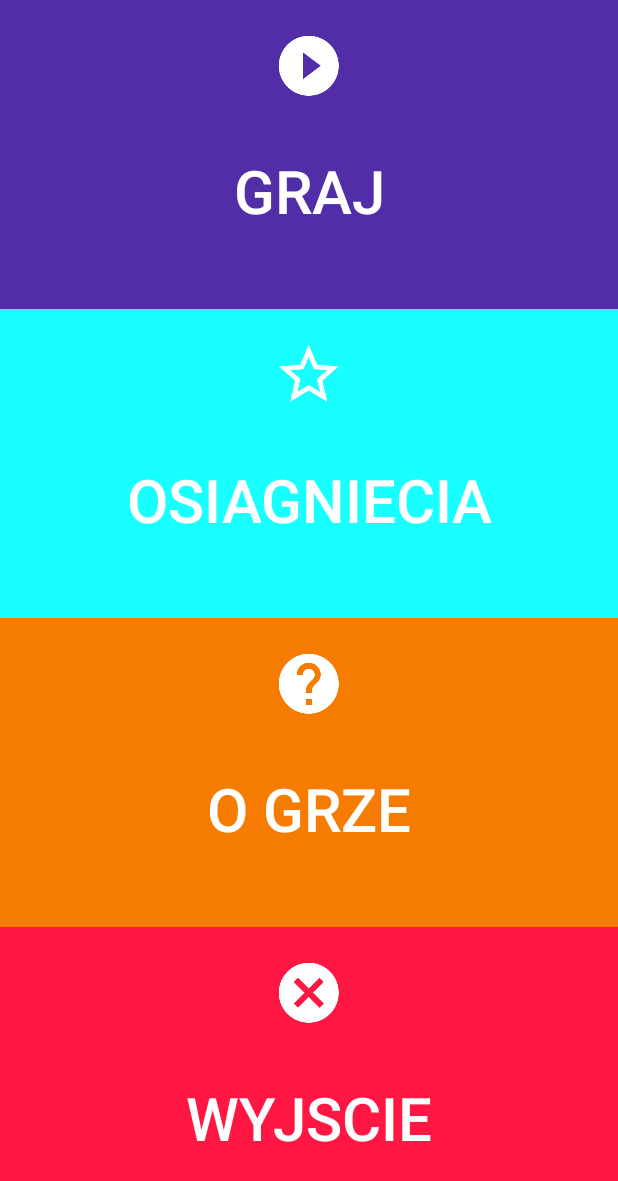
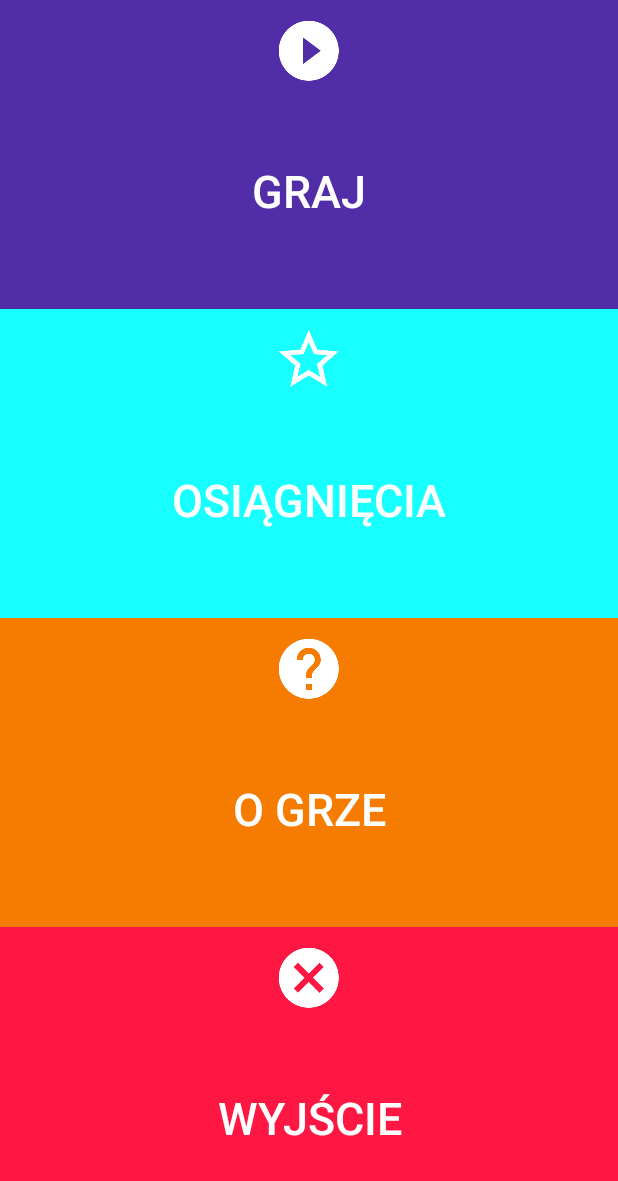
Before and after one commit to piterpti/Ulamki-Dziesietne, an Android app: the screen it shows after launch (MainActivity), on a phone screen of 412 x 824 dp. Shown: the top 1181 px of the screen. Run offline under Robolectric (Android 15) with nearby library versions, the phone set to English and light mode, and no system bars.

Commit message:
chenages in layout

```diff
--- a/app/src/main/res/layout-large/fragment_main_menu.xml
+++ b/app/src/main/res/layout-large/fragment_main_menu.xml
@@ -3,8 +3,7 @@
     android:layout_width="match_parent"
     android:layout_height="match_parent"
     tools:context="com.example.stacjonarny.graulamki.fragments.MainMenu"
-    android:background="@android:color/darker_gray"
-    android:padding="16dp">
+    >
 
     <!-- TODO: Update blank fragment layout -->
     <LinearLayout
@@ -18,33 +17,50 @@
             android:layout_height="0dp"
             android:text="@string/menuNewGame"
             android:onClick="StartGameFragment"
+            android:textSize="50sp"
+            android:textColor="#ffffff"
+            android:background="#512DA8"
             android:layout_weight="0.25"
-            android:background="#ffffff"
-            android:layout_margin="6dp"/>
+            android:drawableTop="@drawable/play_game"
+            android:paddingTop="15dp"
+            android:paddingBottom="15dp" />
         <Button
             android:layout_width="match_parent"
             android:layout_height="0dp"
             android:text="@string/menuAchievments"
             android:onClick="StartAchievementFragment"
-            android:background="#ffffff"
+            android:textSize="50sp"
+            android:textColor="#ffffff"
+            android:background="#18FFFF"
             android:layout_weight="0.25"
-            android:layout_margin="6dp"/>
+            android:drawableTop="@drawable/achievement"
+            android:paddingTop="10dp"
+            android:paddingBottom="10dp" />
         <Button
             android:layout_width="match_parent"
             android:layout_height="0dp"
             android:text="@string/menuAboutGame"
             android:onClick="StartAboutGameFragment"
-            android:background="#ffffff"
+            android:textSize="50sp"
+            android:textColor="#ffffff"
+            android:background="#F57C00"
             android:layout_weight="0.25"
-            android:layout_margin="6dp"/>
+            android:drawableTop="@drawable/about_aplication"
+            android:paddingTop="15dp"
+            android:paddingBottom="15dp"/>
         <Button
             android:layout_width="match_parent"
             android:layout_height="0dp"
+            android:onClick="ExitAplication"
             android:text="@string/menuExit"
-            android:onClick="ExitAplication"
-            android:background="#ffffff"
+            android:textSize="50sp"
+            android:textColor="#ffffff"
+            android:background="#FF1744"
             android:layout_weight="0.25"
-            android:layout_margin="6dp"/>
+            android:drawableTop="@drawable/close_apk"
+            android:paddingTop="15dp"
+            android:paddingBottom="15dp"
+            />
     </LinearLayout>
 
 </LinearLayout>
--- a/app/src/main/res/layout-normal/fragment_main_menu.xml
+++ b/app/src/main/res/layout-normal/fragment_main_menu.xml
@@ -17,49 +17,49 @@
             android:layout_height="0dp"
             android:text="@string/menuNewGame"
             android:onClick="StartGameFragment"
-            android:textSize="40dp"
+            android:textSize="30sp"
             android:textColor="#ffffff"
             android:background="#512DA8"
             android:layout_weight="0.25"
             android:drawableTop="@drawable/play_game"
-            android:paddingTop="20dp"
-            android:paddingBottom="20dp" />
+            android:paddingTop="10dp"
+            android:paddingBottom="10dp" />
         <Button
             android:layout_width="match_parent"
             android:layout_height="0dp"
             android:text="@string/menuAchievments"
             android:onClick="StartAchievementFragment"
-            android:textSize="40dp"
+            android:textSize="30sp"
             android:textColor="#ffffff"
             android:background="#18FFFF"
             android:layout_weight="0.25"
             android:drawableTop="@drawable/achievement"
-            android:paddingTop="20dp"
-            android:paddingBottom="20dp" />
+            android:paddingTop="10dp"
+            android:paddingBottom="10dp" />
         <Button
             android:layout_width="match_parent"
             android:layout_height="0dp"
             android:text="@string/menuAboutGame"
             android:onClick="StartAboutGameFragment"
-            android:textSize="40dp"
+            android:textSize="30sp"
             android:textColor="#ffffff"
             android:background="#F57C00"
             android:layout_weight="0.25"
             android:drawableTop="@drawable/about_aplication"
-            android:paddingTop="20dp"
-            android:paddingBottom="20dp"/>
+            android:paddingTop="10dp"
+            android:paddingBottom="10dp"/>
         <Button
             android:layout_width="match_parent"
             android:layout_height="0dp"
             android:onClick="ExitAplication"
             android:text="@string/menuExit"
-            android:textSize="40dp"
+            android:textSize="30sp"
             android:textColor="#ffffff"
             android:background="#FF1744"
             android:layout_weight="0.25"
             android:drawableTop="@drawable/close_apk"
-            android:paddingTop="20dp"
-            android:paddingBottom="20dp"
+            android:paddingTop="10dp"
+            android:paddingBottom="10dp"
             />
     </LinearLayout>
 
--- a/app/src/main/res/layout-xlarge/fragment_main_menu.xml
+++ b/app/src/main/res/layout-xlarge/fragment_main_menu.xml
@@ -3,8 +3,7 @@
     android:layout_width="match_parent"
     android:layout_height="match_parent"
     tools:context="com.example.stacjonarny.graulamki.fragments.MainMenu"
-    android:background="@android:color/darker_gray"
-    android:padding="16dp">
+    >
 
     <!-- TODO: Update blank fragment layout -->
     <LinearLayout
@@ -18,33 +17,50 @@
             android:layout_height="0dp"
             android:text="@string/menuNewGame"
             android:onClick="StartGameFragment"
+            android:textSize="70sp"
+            android:textColor="#ffffff"
+            android:background="#512DA8"
             android:layout_weight="0.25"
-            android:background="#ffffff"
-            android:layout_margin="6dp"/>
+            android:drawableTop="@drawable/play_game"
+            android:paddingTop="25dp"
+            android:paddingBottom="25dp" />
         <Button
             android:layout_width="match_parent"
             android:layout_height="0dp"
             android:text="@string/menuAchievments"
             android:onClick="StartAchievementFragment"
-            android:background="#ffffff"
+            android:textSize="70sp"
+            android:textColor="#ffffff"
+            android:background="#18FFFF"
             android:layout_weight="0.25"
-            android:layout_margin="6dp"/>
+            android:drawableTop="@drawable/achievement"
+            android:paddingTop="20dp"
+            android:paddingBottom="20dp" />
         <Button
             android:layout_width="match_parent"
             android:layout_height="0dp"
             android:text="@string/menuAboutGame"
             android:onClick="StartAboutGameFragment"
-            android:background="#ffffff"
+            android:textSize="70sp"
+            android:textColor="#ffffff"
+            android:background="#F57C00"
             android:layout_weight="0.25"
-            android:layout_margin="6dp"/>
+            android:drawableTop="@drawable/about_aplication"
+            android:paddingTop="25dp"
+            android:paddingBottom="25dp"/>
         <Button
             android:layout_width="match_parent"
             android:layout_height="0dp"
+            android:onClick="ExitAplication"
             android:text="@string/menuExit"
-            android:onClick="ExitAplication"
-            android:background="#ffffff"
+            android:textSize="70sp"
+            android:textColor="#ffffff"
+            android:background="#FF1744"
             android:layout_weight="0.25"
-            android:layout_margin="6dp"/>
+            android:drawableTop="@drawable/close_apk"
+            android:paddingTop="25dp"
+            android:paddingBottom="25dp"
+            />
     </LinearLayout>
 
 </LinearLayout>
--- a/app/src/main/res/values/strings.xml
+++ b/app/src/main/res/values/strings.xml
@@ -4,18 +4,18 @@
     <string name="hello_blank_fragment">Hello blank fragment</string>
     <string name="back_to_menu">Menu</string>
     <string name="timeToAnswer">Czas na odpowiedź:</string>
-    <string name="questionsCount">Liczba pytan:</string>
-    <string name="chooseDifficultLevel">Wybierz poziom trudnosci:</string>
+    <string name="questionsCount">Liczba pytań:</string>
+    <string name="chooseDifficultLevel">Wybierz poziom trudności:</string>
     <string name="taskText">Zadanie</string>
     <string name="gameSummary">Podsumowanie rozgrywki:</string>
     <string name="correctAnswers">Poprawnych odpowiedzi:</string>
     <string name="correctAnswer">DOBRZE!</string>
-    <string name="incorrectAnswer">ZLE!</string>
-    <string name="applicationAuthors">Michal Brzujszczak\nPawel Karpinski\nDamian Kurek\nPiotr Lukasik</string>
+    <string name="incorrectAnswer">ŹLE!</string>
+    <string name="applicationAuthors">Michał Brzujszczak\nPawel Karpiński\nDamian Kurek\nPiotr Łukasik</string>
     <string name="menuNewGame">Graj</string>
-    <string name="menuAchievments">Osiagniecia</string>
+    <string name="menuAchievments">Osiągnięcia</string>
     <string name="menuAboutGame">O grze</string>
-    <string name="menuExit">Wyjscie</string>
+    <string name="menuExit">Wyjście</string>
 
     <string-array name="difficulty_levels">
         <item>Bardzo Latwy,10,40,1,#20ff19</item>
```
